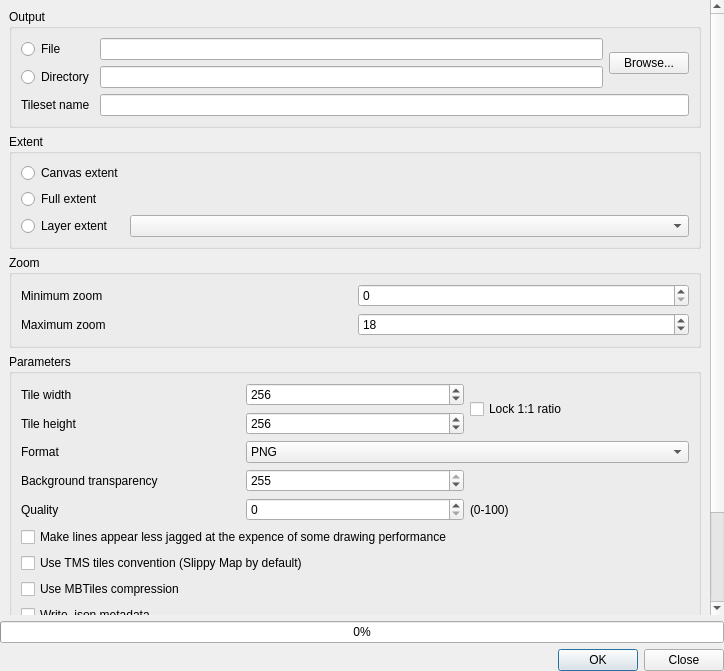
Old version of the form ui/qtilesdialogbase.ui in the repository nextgis/qgis_qtiles.
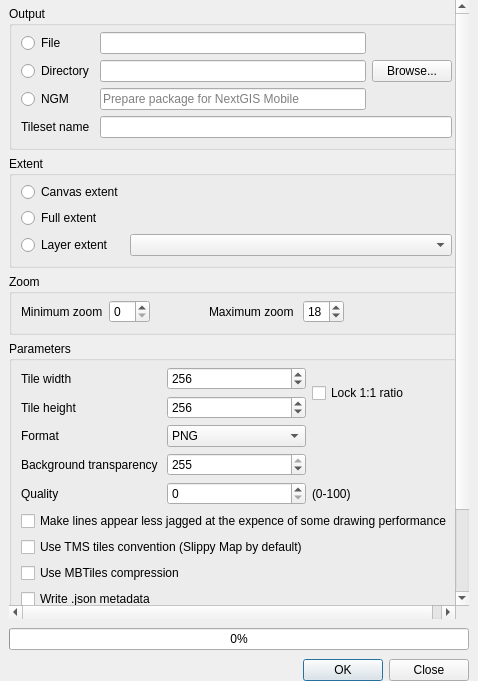
New version of the form. Custom widgets are drawn as their Qt base class.

Commit message: Create tiles for NextGIS Mobile

```diff
--- a/ui/qtilesdialogbase.ui
+++ b/ui/qtilesdialogbase.ui
@@ -6,8 +6,8 @@
    <rect>
     <x>0</x>
     <y>0</y>
-    <width>724</width>
-    <height>671</height>
+    <width>478</width>
+    <height>681</height>
    </rect>
   </property>
   <property name="sizePolicy">
@@ -20,7 +20,19 @@
    <string>QTiles</string>
   </property>
   <layout class="QVBoxLayout" name="verticalLayout">
-   <property name="margin">
+   <property name="spacing">
+    <number>9</number>
+   </property>
+   <property name="leftMargin">
+    <number>9</number>
+   </property>
+   <property name="topMargin">
+    <number>0</number>
+   </property>
+   <property name="rightMargin">
+    <number>9</number>
+   </property>
+   <property name="bottomMargin">
     <number>0</number>
    </property>
    <item>
@@ -36,17 +48,45 @@
        <rect>
         <x>0</x>
         <y>0</y>
-        <width>724</width>
-        <height>607</height>
+        <width>443</width>
+        <height>622</height>
        </rect>
       </property>
+      <property name="styleSheet">
+       <string notr="true">valign:top</string>
+      </property>
       <layout class="QVBoxLayout" name="verticalLayout_2">
+       <property name="leftMargin">
+        <number>0</number>
+       </property>
+       <property name="topMargin">
+        <number>6</number>
+       </property>
+       <property name="rightMargin">
+        <number>0</number>
+       </property>
+       <property name="bottomMargin">
+        <number>6</number>
+       </property>
        <item>
         <widget class="QGroupBox" name="groupBox">
          <property name="title">
           <string>Output</string>
          </property>
          <layout class="QGridLayout" name="gridLayout">
+          <property name="leftMargin">
+           <number>9</number>
+          </property>
+          <property name="topMargin">
+           <number>6</number>
+          </property>
+          <item row="2" column="0">
+           <widget class="QRadioButton" name="rbNGM">
+            <property name="text">
+             <string>NGM</string>
+            </property>
+           </widget>
+          </item>
           <item row="0" column="0">
            <widget class="QRadioButton" name="rbOutputZip">
             <property name="text">
@@ -54,16 +94,12 @@
             </property>
            </widget>
           </item>
+          <item row="1" column="1">
+           <widget class="QLineEdit" name="leDirectoryName"/>
+          </item>
           <item row="0" column="1">
            <widget class="QLineEdit" name="leZipFileName"/>
           </item>
-          <item row="0" column="2" rowspan="2">
-           <widget class="QPushButton" name="btnBrowse">
-            <property name="text">
-             <string>Browse...</string>
-            </property>
-           </widget>
-          </item>
           <item row="1" column="0">
            <widget class="QRadioButton" name="rbOutputDir">
             <property name="text">
@@ -71,19 +107,33 @@
             </property>
            </widget>
           </item>
-          <item row="1" column="1">
-           <widget class="QLineEdit" name="leDirectoryName"/>
-          </item>
-          <item row="2" column="0">
+          <item row="4" column="0">
            <widget class="QLabel" name="label_4">
             <property name="text">
              <string>Tileset name</string>
             </property>
            </widget>
           </item>
-          <item row="2" column="1" colspan="2">
+          <item row="4" column="1" colspan="2">
            <widget class="QLineEdit" name="leRootDir"/>
           </item>
+          <item row="2" column="1">
+           <widget class="QLineEdit" name="leTilesFroNGM">
+            <property name="toolTip">
+             <string/>
+            </property>
+            <property name="placeholderText">
+             <string>Prepare package for NextGIS Mobile</string>
+            </property>
+           </widget>
+          </item>
+          <item row="1" column="2">
+           <widget class="QPushButton" name="btnBrowse">
+            <property name="text">
+             <string>Browse...</string>
+            </property>
+           </widget>
+          </item>
          </layout>
         </widget>
        </item>
@@ -93,13 +143,9 @@
           <string>Extent</string>
          </property>
          <layout class="QGridLayout" name="gridLayout_2">
-          <item row="0" column="0">
-           <widget class="QRadioButton" name="rbExtentCanvas">
-            <property name="text">
-             <string>Canvas extent</string>
-            </property>
-           </widget>
-          </item>
+          <property name="topMargin">
+           <number>6</number>
+          </property>
           <item row="1" column="0">
            <widget class="QRadioButton" name="rbExtentFull">
             <property name="text">
@@ -107,6 +153,13 @@
             </property>
            </widget>
           </item>
+          <item row="0" column="0">
+           <widget class="QRadioButton" name="rbExtentCanvas">
+            <property name="text">
+             <string>Canvas extent</string>
+            </property>
+           </widget>
+          </item>
           <item row="2" column="0">
            <widget class="QRadioButton" name="rbExtentLayer">
             <property name="text">
@@ -129,32 +182,59 @@
        </item>
        <item>
         <widget class="QGroupBox" name="groupBox_3">
+         <property name="sizePolicy">
+          <sizepolicy hsizetype="Preferred" vsizetype="Minimum">
+           <horstretch>0</horstretch>
+           <verstretch>0</verstretch>
+          </sizepolicy>
+         </property>
          <property name="title">
           <string>Zoom</string>
          </property>
          <layout class="QGridLayout" name="gridLayout_3">
-          <item row="0" column="0">
-           <widget class="QLabel" name="label">
-            <property name="text">
-             <string>Minimum zoom</string>
-            </property>
-           </widget>
-          </item>
-          <item row="0" column="1">
-           <widget class="QSpinBox" name="spnZoomMin">
-            <property name="maximum">
-             <number>40</number>
-            </property>
-           </widget>
-          </item>
-          <item row="1" column="0">
+          <property name="leftMargin">
+           <number>9</number>
+          </property>
+          <property name="topMargin">
+           <number>6</number>
+          </property>
+          <item row="0" column="3">
            <widget class="QLabel" name="label_2">
+            <property name="styleSheet">
+             <string notr="true">margin-left:50</string>
+            </property>
             <property name="text">
              <string>Maximum zoom</string>
             </property>
            </widget>
           </item>
-          <item row="1" column="1">
+          <item row="0" column="1">
+           <widget class="QSpinBox" name="spnZoomMin">
+            <property name="sizePolicy">
+             <sizepolicy hsizetype="Fixed" vsizetype="Fixed">
+              <horstretch>0</horstretch>
+              <verstretch>0</verstretch>
+             </sizepolicy>
+            </property>
+            <property name="maximum">
+             <number>40</number>
+            </property>
+           </widget>
+          </item>
+          <item row="0" column="0">
+           <widget class="QLabel" name="label">
+            <property name="sizePolicy">
+             <sizepolicy hsizetype="Preferred" vsizetype="Preferred">
+              <horstretch>0</horstretch>
+              <verstretch>0</verstretch>
+             </sizepolicy>
+            </property>
+            <property name="text">
+             <string>Minimum zoom</string>
+            </property>
+           </widget>
+          </item>
+          <item row="0" column="4">
            <widget class="QSpinBox" name="spnZoomMax">
             <property name="minimum">
              <number>0</number>
@@ -167,6 +247,19 @@
             </property>
            </widget>
           </item>
+          <item row="0" column="5">
+           <spacer name="horizontalSpacer">
+            <property name="orientation">
+             <enum>Qt::Horizontal</enum>
+            </property>
+            <property name="sizeHint" stdset="0">
+             <size>
+              <width>40</width>
+              <height>20</height>
+             </size>
+            </property>
+           </spacer>
+          </item>
          </layout>
         </widget>
        </item>
@@ -175,13 +268,16 @@
          <property name="title">
           <string>Parameters</string>
          </property>
-         <property name="collapsed">
+         <property name="collapsed" stdset="0">
           <bool>true</bool>
          </property>
-         <property name="saveCollapsedState">
+         <property name="saveCollapsedState" stdset="0">
           <bool>true</bool>
          </property>
          <layout class="QGridLayout">
+          <property name="topMargin">
+           <number>6</number>
+          </property>
           <item row="0" column="0">
            <widget class="QLabel" name="label_3">
             <property name="text">
@@ -291,20 +387,6 @@
             </property>
            </widget>
           </item>
-          <item row="3" column="1" colspan="2">
-           <widget class="QComboBox" name="cmbFormat">
-            <item>
-             <property name="text">
-              <string>PNG</string>
-             </property>
-            </item>
-            <item>
-             <property name="text">
-              <string>JPG</string>
-             </property>
-            </item>
-           </widget>
-          </item>
           <item row="4" column="0">
            <widget class="QLabel" name="label_5">
             <property name="text">
@@ -349,6 +431,20 @@
             </property>
            </widget>
           </item>
+          <item row="3" column="1">
+           <widget class="QComboBox" name="cmbFormat">
+            <item>
+             <property name="text">
+              <string>PNG</string>
+             </property>
+            </item>
+            <item>
+             <property name="text">
+              <string>JPG</string>
+             </property>
+            </item>
+           </widget>
+          </item>
          </layout>
         </widget>
        </item>
@@ -361,6 +457,12 @@
      <property name="value">
       <number>0</number>
      </property>
+     <property name="textVisible">
+      <bool>true</bool>
+     </property>
+     <property name="invertedAppearance">
+      <bool>false</bool>
+     </property>
     </widget>
    </item>
    <item>
```
The commit also changes 7 other files.
